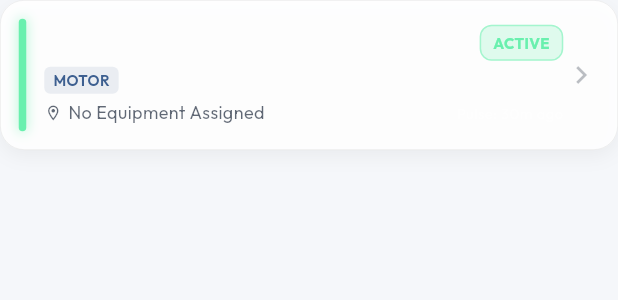
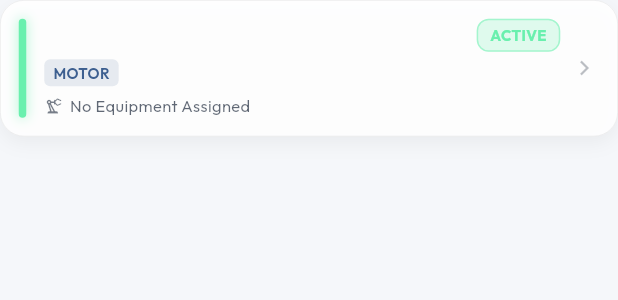
Before and after one commit to aswathcp/assetpulse-pro, a Flutter app: the AssetCard widget shown alone on an empty page, opened directly with empty values, on a phone screen of 412 x 824 dp. Shown: the top 300 px of the screen. Run offline on Flutter 3.47's test engine with Material 3 defaults, Android fonts, the phone set to English and light mode, and no system bars; our stand-ins replace cloud_firestore, file_picker, firebase_auth, firebase_core, fl_chart, flutter_animate and 9 more; missing offline and left inert: dart:html, excel, mobile_scanner, nfc_manager, nfc_manager_ndef; accounts and stored records are empty.

Commit message:
fix(ui): eliminate RenderFlex overflow in AssetCard with responsive text expansion and intrinsic height

```diff
--- a/lib/features/assets/presentation/widgets/asset_card.dart
+++ b/lib/features/assets/presentation/widgets/asset_card.dart
@@ -43,17 +43,16 @@ class AssetCard extends StatelessWidget {
         margin: const EdgeInsets.only(bottom: 16),
         child: GlassContainer(
           width: double.infinity,
-          height: 100, // Compact height
           borderRadius: 16,
           border: 0.5,
           child: Padding(
             padding: const EdgeInsets.all(12),
+            child: IntrinsicHeight(
               child: Row(
                 children: [
                   // Live Status / Health Indicator Bar
                   Container(
                     width: 5,
-                  height: double.infinity,
                     margin: const EdgeInsets.only(right: 12),
                     decoration: BoxDecoration(
                       color: indicatorColor,
@@ -75,18 +74,22 @@ class AssetCard extends StatelessWidget {
                       mainAxisAlignment: MainAxisAlignment.center,
                       children: [
                         Row(
-                        mainAxisAlignment: MainAxisAlignment.spaceBetween,
                           children: [
-                          Text(
+                            Expanded(
+                              child: Text(
                                 asset.name,
+                                maxLines: 1,
+                                overflow: TextOverflow.ellipsis,
                                 style: TextStyle(
                                   color: Theme.of(context).colorScheme.onSurface,
                                   fontWeight: FontWeight.bold,
-                              fontSize: 16,
+                                  fontSize: 15,
                                 ),
                               ),
+                            ),
+                            const SizedBox(width: 8),
                             Container(
-                            padding: const EdgeInsets.symmetric(horizontal: 8, vertical: 4),
+                              padding: const EdgeInsets.symmetric(horizontal: 8, vertical: 3),
                               decoration: BoxDecoration(
                                 color: _getStatusColor(asset.status).withValues(alpha: 0.2),
                                 borderRadius: BorderRadius.circular(8),
@@ -103,13 +106,13 @@ class AssetCard extends StatelessWidget {
                             ),
                           ],
                         ),
-                      const SizedBox(height: 4),
+                        const SizedBox(height: 5),
                         Row(
                           children: [
                             Container(
                               padding: const EdgeInsets.symmetric(horizontal: 6, vertical: 2),
                               decoration: BoxDecoration(
-                              color: Theme.of(context).colorScheme.primary.withValues(alpha: 0.1),
+                                color: Theme.of(context).colorScheme.primary.withValues(alpha: 0.12),
                                 borderRadius: BorderRadius.circular(4),
                               ),
                               child: Text(
@@ -117,35 +120,56 @@ class AssetCard extends StatelessWidget {
                                 style: TextStyle(
                                   color: Theme.of(context).colorScheme.primary,
                                   fontSize: 10,
-                                fontWeight: FontWeight.w600
+                                  fontWeight: FontWeight.w600,
                                 ),
                               ),
                             ),
                             const SizedBox(width: 8),
-                          Text(
+                            Expanded(
+                              child: Text(
                                 asset.tagNo,
-                            style: TextStyle(color: Theme.of(context).colorScheme.onSurface.withValues(alpha: 0.7), fontSize: 12),
+                                maxLines: 1,
+                                overflow: TextOverflow.ellipsis,
+                                style: TextStyle(
+                                  color: Theme.of(context).colorScheme.onSurface.withValues(alpha: 0.7),
+                                  fontSize: 12,
+                                  fontFamily: 'monospace',
+                                ),
+                              ),
                             ),
                           ],
                         ),
-                      const SizedBox(height: 4),
+                        const SizedBox(height: 5),
                         Row(
                           children: [
-                          Icon(Icons.location_on_outlined, color: Theme.of(context).colorScheme.onSurface.withValues(alpha: 0.7), size: 12),
+                            Icon(Icons.precision_manufacturing_outlined, color: Theme.of(context).colorScheme.onSurface.withValues(alpha: 0.6), size: 13),
                             const SizedBox(width: 4),
-                          Text(
+                            Expanded(
+                              child: Text(
                                 asset.masterEquipmentId.isNotEmpty
-                              ? 'Eq: ${asset.masterEquipmentId}'
-                              : 'No Equipment Assigned',
-                            style: TextStyle(color: Theme.of(context).colorScheme.onSurface.withValues(alpha: 0.7), fontSize: 12),
+                                  ? 'Parent: ${asset.masterEquipmentId}'
+                                  : (asset.status == AssetStatus.spare
+                                      ? (asset.spareLocation?.isNotEmpty == true ? 'Spare @ ${asset.spareLocation}' : 'Spare (Available)')
+                                      : 'No Equipment Assigned'),
+                                maxLines: 1,
+                                overflow: TextOverflow.ellipsis,
+                                style: TextStyle(color: Theme.of(context).colorScheme.onSurface.withValues(alpha: 0.7), fontSize: 11),
                               ),
-                          const Spacer(),
-                           // Pulse Time
-                           if (asset.lastPulseTime != null)
-                             Text(
-                               'Pulse: ${asset.lastPulseTime!.minute}m ago', // Simplified relative time logic? Nah, just simplistic for now.
-                               style: const TextStyle(color: Colors.white38, fontSize: 10),
                             ),
+                            if (asset.isCritical) ...[
+                              const SizedBox(width: 6),
+                              Container(
+                                padding: const EdgeInsets.symmetric(horizontal: 4, vertical: 1),
+                                decoration: BoxDecoration(
+                                  color: Colors.redAccent.withValues(alpha: 0.15),
+                                  borderRadius: BorderRadius.circular(3),
+                                ),
+                                child: const Text(
+                                  'CRITICAL',
+                                  style: TextStyle(color: Colors.redAccent, fontSize: 9, fontWeight: FontWeight.bold),
+                                ),
+                              ),
+                            ],
                           ],
                         ),
                       ],
@@ -153,8 +177,10 @@ class AssetCard extends StatelessWidget {
                   ),
 
                   // Arrow
-                Icon(Icons.chevron_right, color: Theme.of(context).colorScheme.onSurface.withValues(alpha: 0.3)),
+                  const SizedBox(width: 6),
+                  Icon(Icons.chevron_right, color: Theme.of(context).colorScheme.onSurface.withValues(alpha: 0.3), size: 20),
                 ],
+              ),
             ),
           ),
         ),
```
Lines whose indentation alone changed are shown as unchanged.
